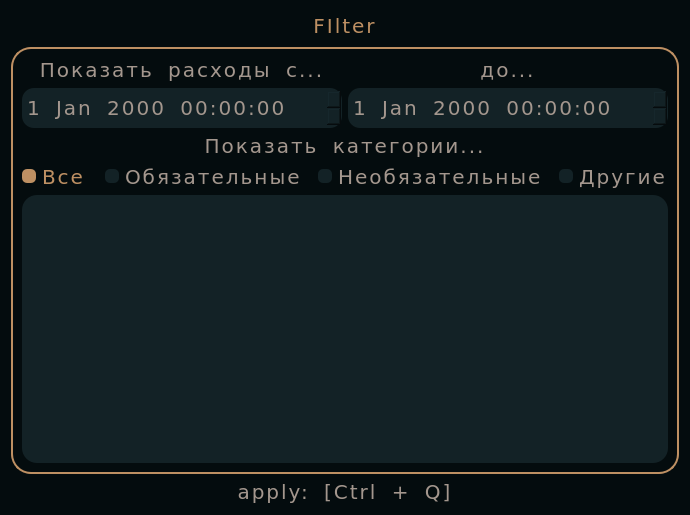
The window that source/ui/ui_filter_window.ui (xtern0o/MoneyViewer) describes before a commit, drawn with Qt 5.
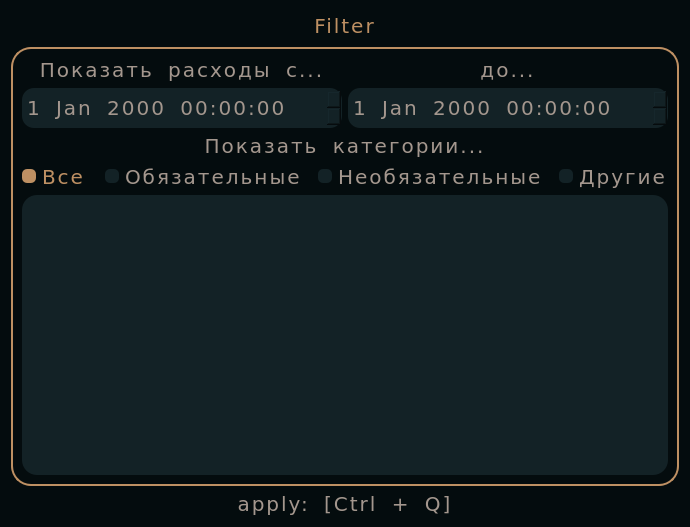
The same window after the commit.

Commit message: started to do filter window

```diff
--- a/source/ui/ui_filter_window.ui
+++ b/source/ui/ui_filter_window.ui
@@ -7,7 +7,7 @@
     <x>0</x>
     <y>0</y>
     <width>686</width>
-    <height>515</height>
+    <height>527</height>
    </rect>
   </property>
   <property name="font">
@@ -52,7 +52,7 @@
     word-spacing: 6px;
     color: #be9063;
 	background-color: #040c0e;
-	border-radius: 5px;
+	border-radius: 15px;
 }
 QRadioButton {
 	font-family: Verdana, Geneva, sans-serif;
@@ -74,10 +74,14 @@
 	background-color: #be9063;
 }
 
-QListWidget {
+QScrollArea {
 	background-color: #132226;
 	border-radius: 15px;
 	padding: 10px;
+}
+QWidget#scrollAreaWidgetContents {
+	background-color: #132226;
+	border: 0px;
 }</string>
   </property>
   <layout class="QGridLayout" name="gridLayout">
@@ -96,7 +100,7 @@
       </size>
      </property>
      <property name="text">
-      <string>FIlter</string>
+      <string>Filter</string>
      </property>
      <property name="alignment">
       <set>Qt::AlignCenter</set>
@@ -252,13 +256,25 @@
        </widget>
       </item>
       <item row="4" column="0" colspan="2">
-       <widget class="QListWidget" name="cat_list">
-        <property name="enabled">
+       <widget class="QScrollArea" name="scrollArea">
+        <property name="widgetResizable">
          <bool>true</bool>
         </property>
-        <property name="sortingEnabled">
-         <bool>false</bool>
-        </property>
+        <widget class="QWidget" name="scrollAreaWidgetContents">
+         <property name="geometry">
+          <rect>
+           <x>0</x>
+           <y>0</y>
+           <width>618</width>
+           <height>245</height>
+          </rect>
+         </property>
+         <layout class="QVBoxLayout" name="verticalLayout_2">
+          <item>
+           <layout class="QVBoxLayout" name="bittons_layout"/>
+          </item>
+         </layout>
+        </widget>
        </widget>
       </item>
      </layout>
```
Left out of the diff: 84 changed lines with no effect on the pictures. The commit also changes 11 other files.
